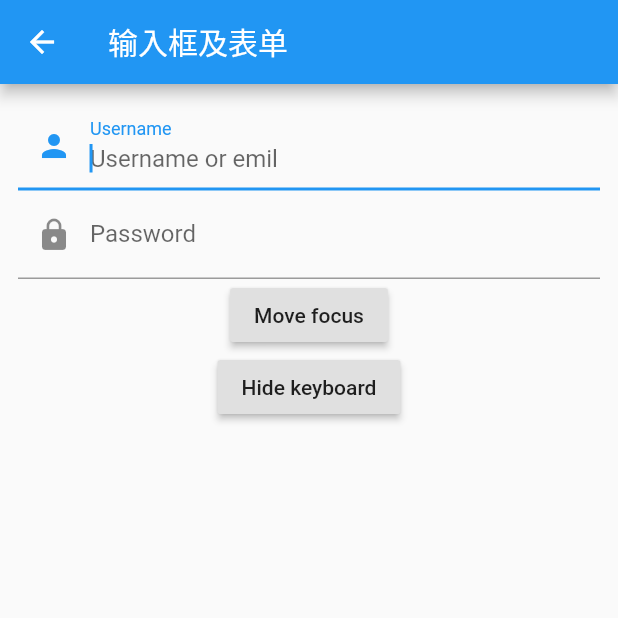
After one commit to aimin987/flutter_tutorial, a Flutter app: the screen it shows after launch, after a tap on "输入框及表单", on a phone screen of 412 x 824 dp, the top half of it. The commit adds this screen. Run offline on Flutter 3.47's test engine with Material 2 defaults, Android fonts, the phone set to English and light mode, and no system bars.

Commit message:
Textfield练习

```diff
--- /dev/null
+++ b/lib/examples/textfield_form.dart
@@ -0,0 +1,80 @@
+/*
+ * File: textfield_form.dart
+ * -----
+ * Description: 输入框及表单
+ * -----
+ * Created  By: Aim 2020-02-22 14:05:23
+ * Modified By: Aim 2020-02-22 15:16:56
+ * -----
+ * HISTORY:
+ * Date      	By	Comments
+ * ----------	---	----------------------------------------------------------
+ */
+
+import 'package:flutter/material.dart';
+
+class TextFieldAndForm extends StatelessWidget {
+  TextEditingController _usernameController = TextEditingController();
+  FocusNode focusNode1 = FocusNode();
+  FocusNode focusNode2 = FocusNode();
+  FocusScopeNode focusScopeNode;
+
+  @override
+  Widget build(BuildContext context) {
+    // _usernameController.text = 'Hello wrold';
+    // _usernameController.selection = TextSelection(
+    //     baseOffset: 2, extentOffset: _usernameController.text.length);
+
+    return Scaffold(
+        appBar: AppBar(
+          title: Text('输入框及表单'),
+        ),
+        body: Padding(
+          padding: EdgeInsets.all(12),
+          child: Column(
+            children: <Widget>[
+              TextField(
+                autofocus: true,
+                decoration: InputDecoration(
+                    labelText: 'Username',
+                    hintText: 'Username or emil',
+                    prefixIcon: Icon(Icons.person)),
+                // controller: _usernameController,
+                onChanged: (value) {
+                  print("Username on change: $value");
+                },
+                focusNode: focusNode1,
+              ),
+              TextField(
+                decoration: InputDecoration(
+                    labelText: 'Password',
+                    hintText: 'Please input your password',
+                    prefixIcon: Icon(Icons.lock)),
+                obscureText: true,
+                focusNode: focusNode2,
+              ),
+              Builder(builder: (ctx) {
+                return Column(
+                  children: <Widget>[
+                    RaisedButton(
+                        child: Text('Move focus'),
+                        onPressed: () {
+                          if (null == focusScopeNode) {
+                            focusScopeNode = FocusScope.of(ctx);
+                          }
+                          focusScopeNode.requestFocus(focusNode2);
+                        }),
+                    RaisedButton(
+                        child: Text('Hide keyboard'),
+                        onPressed: () {
+                          focusNode1.unfocus();
+                          focusNode2.unfocus();
+                        })
+                  ],
+                );
+              })
+            ],
+          ),
+        ));
+  }
+}
--- a/lib/main.dart
+++ b/lib/main.dart
@@ -3,6 +3,7 @@ import 'package:flutter_tutorial/examples/counter.dart';
 import 'package:flutter_tutorial/examples/material_widget.dart';
 import 'package:flutter_tutorial/examples/state.dart';
 import 'package:flutter_tutorial/examples/switch_checkbox.dart';
+import 'package:flutter_tutorial/examples/textfield_form.dart';
 // import 'package:flutter_tutorial/examples/hello_world.dart';
 // import 'package:flutter_tutorial/examples/material_widget.dart';
 
@@ -15,7 +16,8 @@ class Test extends StatelessWidget {
       title: '测试',
       routes: {
         '/': (context) => HomeRoute(),
-        'switch_checkbox': (context) => SwitchAndCheckBoxRoute()
+        'switch_checkbox': (context) => SwitchAndCheckBoxRoute(),
+        'textfield_form': (context) => TextFieldAndForm()
       },
     );
   }
@@ -35,7 +37,12 @@ class HomeRoute extends StatelessWidget {
               onPressed: () {
                 Navigator.pushNamed(context, 'switch_checkbox');
               },
-              child: Text('单选、复选框'))
+              child: Text('单选、复选框')),
+          FlatButton(
+              onPressed: () {
+                Navigator.pushNamed(context, 'textfield_form');
+              },
+              child: Text('输入框及表单'))
         ],
       ),
     );
```
